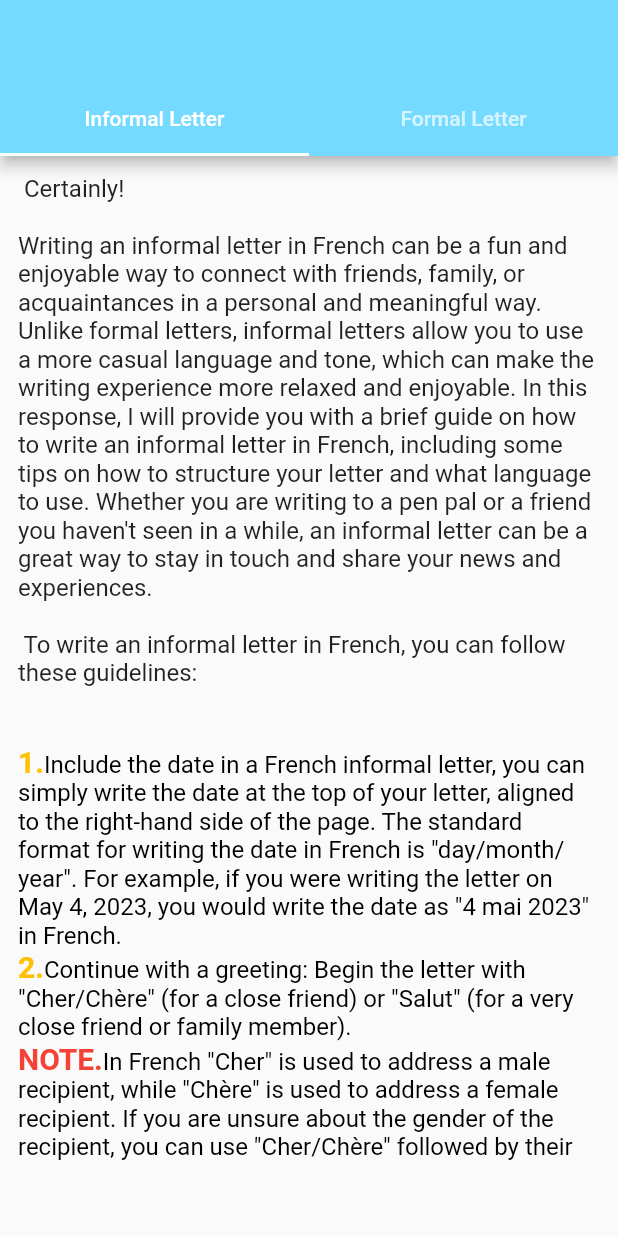
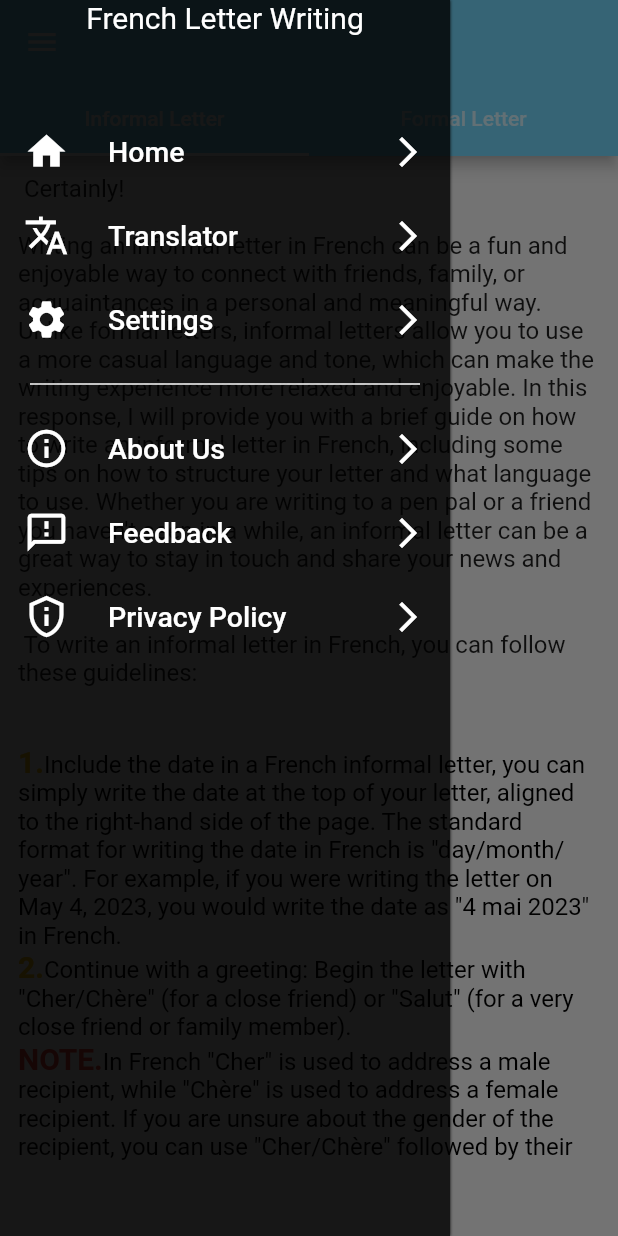
Before and after one commit to Bonnahjohn/french, a Flutter app: the screen it shows after launch, with the side drawer open (before the commit the screen has no drawer), on a phone screen of 412 x 824 dp. Run offline on Flutter 3.47's test engine with Material 2 defaults, Android fonts, the phone set to English and light mode, and no system bars; our stand-ins replace google_mobile_ads; missing offline and left inert: translator, zoom_widget; network calls fail.

Commit message:
Drawer parts have been build and the items on it have been created

```diff
--- a/lib/main.dart
+++ b/lib/main.dart
@@ -1,10 +1,11 @@
-// ignore_for_file: prefer_const_constructors, unnecessary_import
+// ignore_for_file: prefer_const_constructors, unnecessary_import, deprecated_member_use
 
 import 'package:flutter/material.dart';
 import 'package:french/screens/formal.dart';
 import 'package:french/screens/informal.dart';
 import 'package:french/screens/splash.dart';
 import 'package:google_mobile_ads/google_mobile_ads.dart';
+import 'package:url_launcher/url_launcher.dart';
 
 void main() {
   WidgetsFlutterBinding.ensureInitialized();
@@ -42,8 +43,167 @@ class _MyAppState extends State<MyApp> {
                 )
               ]),
             ),
+            drawer: Burger(),
             body: TabBarView(children: [Informals(), Formals()]),
           )),
     );
   }
 }
+
+class Burger extends StatefulWidget {
+  const Burger({super.key});
+
+  @override
+  State<Burger> createState() => _BurgerState();
+}
+
+class _BurgerState extends State<Burger> {
+  @override
+  Widget build(BuildContext context) {
+    return Container(
+      width: 300,
+      height: double.maxFinite,
+      decoration: BoxDecoration(
+          color: Color.fromRGBO(0, 0, 0, 0.8),
+          boxShadow: [BoxShadow(blurRadius: 1, blurStyle: BlurStyle.outer)]),
+      child: ListView(
+        children: [
+          Text(
+            'French Letter Writing',
+            style: TextStyle(
+              color: Colors.white,
+              fontSize: 20,
+            ),
+            textAlign: TextAlign.center,
+          ),
+          SizedBox(
+            height: 50,
+          ),
+          ListTile(
+            leading: Icon(
+              Icons.home,
+              color: Colors.white,
+              size: 30,
+            ),
+            title: Text(
+              'Home',
+              style: TextStyle(
+                color: Colors.white,
+                fontSize: 19,
+              ),
+            ),
+            trailing: Icon(
+              Icons.arrow_forward_ios_outlined,
+              color: Colors.white,
+            ),
+          ),
+          ListTile(
+            leading: Icon(
+              Icons.translate_outlined,
+              color: Colors.white,
+              size: 30,
+            ),
+            title: Text(
+              'Translator',
+              style: TextStyle(
+                color: Colors.white,
+                fontSize: 19,
+              ),
+            ),
+            trailing: Icon(
+              Icons.arrow_forward_ios_outlined,
+              color: Colors.white,
+            ),
+          ),
+          ListTile(
+            leading: Icon(
+              Icons.settings,
+              color: Colors.white,
+              size: 30,
+            ),
+            title: Text(
+              'Settings',
+              style: TextStyle(
+                color: Colors.white,
+                fontSize: 19,
+              ),
+            ),
+            trailing: Icon(
+              Icons.arrow_forward_ios_outlined,
+              color: Colors.white,
+            ),
+          ),
+
+          //mmmmmmmmmmmmmmmmmmmmmm  policy sector mmmmmmmmmmmm
+          Divider(
+            color: Colors.white,
+            height: 30,
+            indent: 20,
+            endIndent: 20,
+            thickness: 1,
+          ),
+          ListTile(
+            leading: Icon(
+              Icons.info_outline,
+              color: Colors.white,
+              size: 30,
+            ),
+            title: Text(
+              'About Us',
+              style: TextStyle(
+                color: Colors.white,
+                fontSize: 19,
+              ),
+            ),
+            trailing: Icon(
+              Icons.arrow_forward_ios_outlined,
+              color: Colors.white,
+            ),
+          ),
+          //mmmmmmmmmmmm feedback
+          ListTile(
+            leading: Icon(
+              Icons.feedback_outlined,
+              color: Colors.white,
+              size: 30,
+            ),
+            title: Text(
+              'Feedback',
+              style: TextStyle(
+                color: Colors.white,
+                fontSize: 19,
+              ),
+            ),
+            trailing: Icon(
+              Icons.arrow_forward_ios_outlined,
+              color: Colors.white,
+            ),
+          ),
+          //mmmmmmmmmmmm feedback
+          ListTile(
+            leading: Icon(
+              Icons.privacy_tip_outlined,
+              size: 30,
+              color: Colors.white,
+            ),
+            title: const Text(
+              'Privacy Policy',
+              style: TextStyle(
+                fontSize: 19,
+                color: Colors.white,
+              ),
+            ),
+            trailing: Icon(
+              Icons.arrow_forward_ios_outlined,
+              color: Colors.white,
+            ),
+            onTap: () {
+              launch(
+                  'https://sites.google.com/view/frenchify-privacy-policy/home');
+            },
+          ),
+        ],
+      ),
+    );
+  }
+}
--- a/lib/screens/feedback.dart
+++ b/lib/screens/feedback.dart
@@ -86,23 +86,6 @@ class About extends StatelessWidget {
               const SizedBox(
                 height: 30,
               ),
-              Card(
-                color: Colors.white54,
-                child: ListTile(
-                  leading: Icon(
-                    Icons.privacy_tip_outlined,
-                    size: 30,
-                  ),
-                  title: const Text(
-                    'Privacy Policy',
-                    style: TextStyle(fontSize: 16),
-                  ),
-                  onTap: () {
-                    launch(
-                        'https://sites.google.com/view/frenchify-privacy-policy/home');
-                  },
-                ),
-              ),
               const SizedBox(
                 height: 100,
               ),
```
